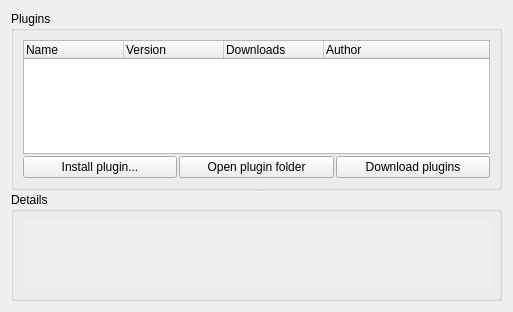
This is ui/options_plugins_download.ui in dufferzafar/picard as Qt 5 draws it before an edit. The edited form follows.
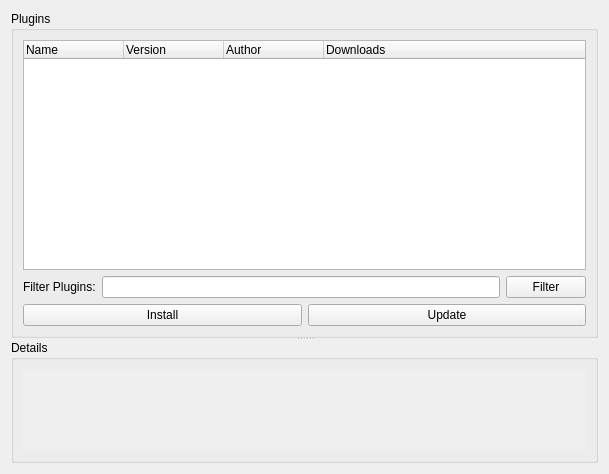
This is the edited form.

Commit message: Successfully added a new ui to download plugins.

Diff of the .ui file:
```diff
--- a/ui/options_plugins_download.ui
+++ b/ui/options_plugins_download.ui
@@ -6,8 +6,8 @@
    <rect>
     <x>0</x>
     <y>0</y>
-    <width>513</width>
-    <height>312</height>
+    <width>609</width>
+    <height>474</height>
    </rect>
   </property>
   <layout class="QVBoxLayout">
@@ -23,10 +23,7 @@
       <property name="title">
        <string>Plugins</string>
       </property>
-      <layout class="QVBoxLayout">
-       <property name="spacing">
-        <number>2</number>
-       </property>
+      <layout class="QVBoxLayout" name="verticalLayout_2">
        <item>
         <widget class="QTreeWidget" name="plugins">
          <property name="sizePolicy">
@@ -54,56 +51,59 @@
            <string>Version</string>
           </property>
          </column>
-         <column>
-          <property name="text">
-           <string>Downloads</string>
-          </property>
-         </column>
          <column>
           <property name="text">
            <string>Author</string>
           </property>
          </column>
+         <column>
+          <property name="text">
+           <string>Downloads</string>
+          </property>
+         </column>
         </widget>
        </item>
        <item>
         <layout class="QHBoxLayout" name="horizontalLayout">
          <item>
+          <widget class="QLabel" name="filter_label">
+           <property name="text">
+            <string>Filter Plugins:</string>
+           </property>
+          </widget>
+         </item>
+         <item>
+          <widget class="QLineEdit" name="filter_pattern">
+           <property name="text">
+            <string/>
+           </property>
+          </widget>
+         </item>
+         <item>
+          <widget class="QPushButton" name="filter_plugins">
+           <property name="text">
+            <string>Filter</string>
+           </property>
+          </widget>
+         </item>
+        </layout>
+       </item>
+       <item>
+        <layout class="QHBoxLayout" name="horizontalLayout_3">
+         <item>
           <widget class="QPushButton" name="install_plugin">
-           <property name="sizePolicy">
-            <sizepolicy hsizetype="Expanding" vsizetype="Fixed">
-             <horstretch>0</horstretch>
-             <verstretch>0</verstretch>
-            </sizepolicy>
+           <property name="enabled">
+            <bool>true</bool>
            </property>
            <property name="text">
-            <string>Install plugin...</string>
+            <string>Install</string>
            </property>
           </widget>
          </item>
          <item>
-          <widget class="QPushButton" name="folder_open">
-           <property name="sizePolicy">
-            <sizepolicy hsizetype="Expanding" vsizetype="Fixed">
-             <horstretch>0</horstretch>
-             <verstretch>0</verstretch>
-            </sizepolicy>
-           </property>
+          <widget class="QPushButton" name="update_plugin">
            <property name="text">
-            <string>Open plugin folder</string>
-           </property>
-          </widget>
-         </item>
-         <item>
-          <widget class="QPushButton" name="plugin_download">
-           <property name="sizePolicy">
-            <sizepolicy hsizetype="Expanding" vsizetype="Fixed">
-             <horstretch>0</horstretch>
-             <verstretch>0</verstretch>
-            </sizepolicy>
-           </property>
-           <property name="text">
-            <string>Download plugins</string>
+            <string>Update</string>
            </property>
           </widget>
          </item>
@@ -159,8 +159,8 @@
            <rect>
             <x>0</x>
             <y>0</y>
-            <width>475</width>
-            <height>69</height>
+            <width>571</width>
+            <height>86</height>
            </rect>
           </property>
           <property name="sizePolicy">
```
Left out of the diff: 4 changed lines with no effect on the pictures. The commit also changes 4 other files.
